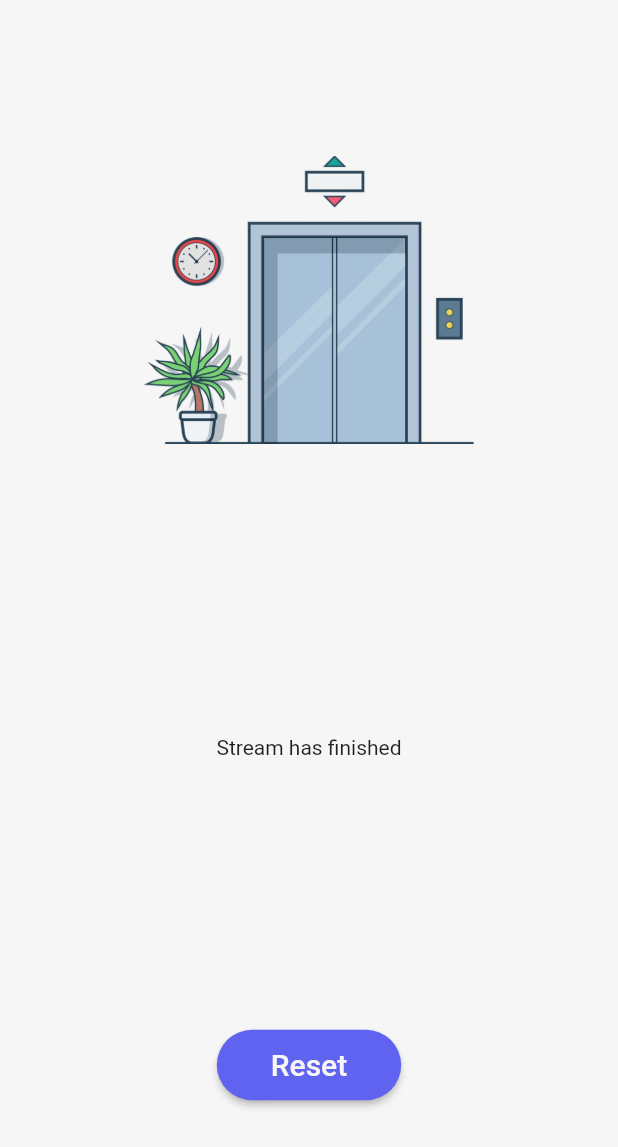
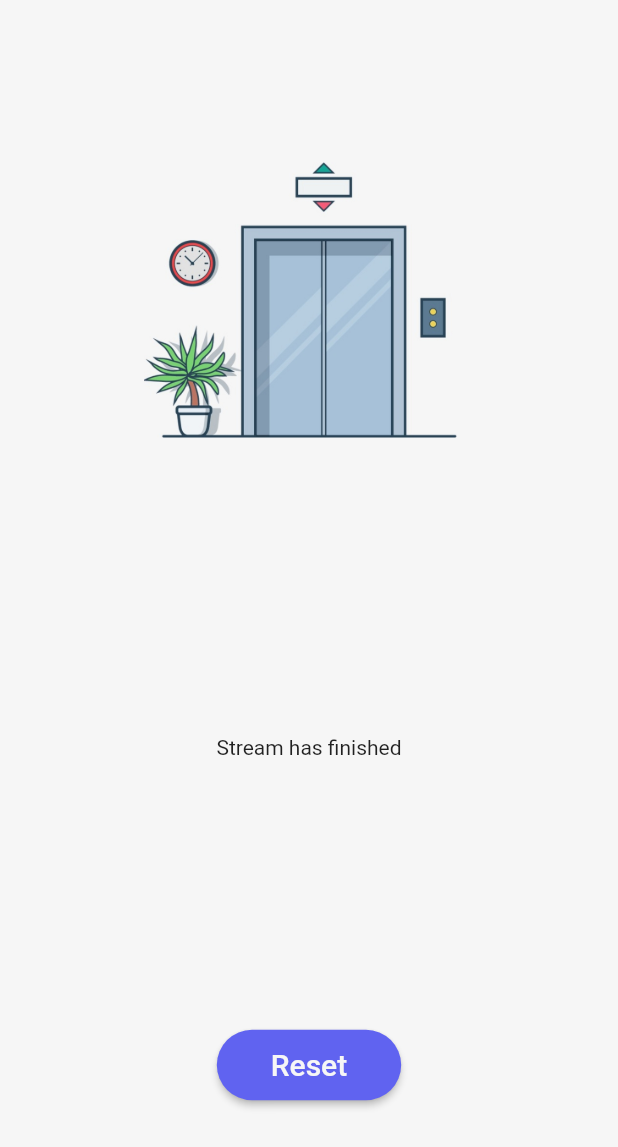
Before and after one commit to barbadose/elevatorr_second, a Flutter app: the screen it shows after launch, on a phone screen of 412 x 824 dp. Shown: the top 1147 px of the screen. Run offline on Flutter 3.47's test engine with Material 2 defaults, Android fonts, the phone set to English and light mode, and no system bars; missing offline and left inert: enviro_sensors.

Commit message:
fixed icon positioning in UI

```diff
--- a/lib/data/flicker_provider.dart
+++ b/lib/data/flicker_provider.dart
@@ -8,6 +8,8 @@ class FlickerProvider with ChangeNotifier {
     while (true) {
       await Future.delayed((const Duration(milliseconds: 1800)), () {});
       if (changingElevationDiff > slowChangingElevationDiff) {
+        // TODO: bad logic, mandate a greater difference between the two variables
+        // TODO: i.e., changngElevationDiff - slowChangingElevationDiff > 1.000m
         // print('ascending');
         yield "Ascending";
       }
--- a/lib/main.dart
+++ b/lib/main.dart
@@ -114,7 +114,8 @@ class _MyHomePageState extends State<MyHomePage> {
             Image(
               height: 220,
               width: 220,
-              image: AssetImage('assets/elevator.jpeg'),
+              image: AssetImage('assets/elevator_new.jpg'),
+              // TODO: edit image to center along the horizontal line
             ),
             ElevationDifferenceStreamBuilder(
               pressureStream: stream,
@@ -200,5 +201,3 @@ class _MyHomePageState extends State<MyHomePage> {
     return value < 99;
   }
 }
-
-// TODO: add splash screen + icon and upload to google play.
--- a/lib/widgets/elevation_streambuilder.dart
+++ b/lib/widgets/elevation_streambuilder.dart
@@ -68,6 +68,7 @@ class ElevationDifferenceStreamBuilder extends StatelessWidget {
                 case ConnectionState.done:
                   return Text('Stream has finished');
               }
+
             }),
       ],
     );
--- a/pubspec.yaml
+++ b/pubspec.yaml
@@ -11,7 +11,7 @@ description: A barometer based altimeter.
 # In iOS, build-name is used as CFBundleShortVersionString while build-number used as CFBundleVersion.
 # Read more about iOS versioning at
 # https://developer.apple.com/library/archive/documentation/General/Reference/InfoPlistKeyReference/Articles/CoreFoundationKeys.html
-version: 1.0.0+1
+version: 1.0.0+3
 
 environment:
   sdk: ">=2.1.0 <3.0.0"
@@ -46,6 +46,7 @@ flutter:
   # To add assets to your application, add an assets section, like this:
   assets:
    - assets/elevator.jpeg
+   - assets/elevator_new.jpg
   #  - images/a_dot_ham.jpeg
 
   # An image asset can refer to one or more resolution-specific "variants", see
```
Also changed, not shown: assets/elevator_new.jpg (added), 3 other files.
